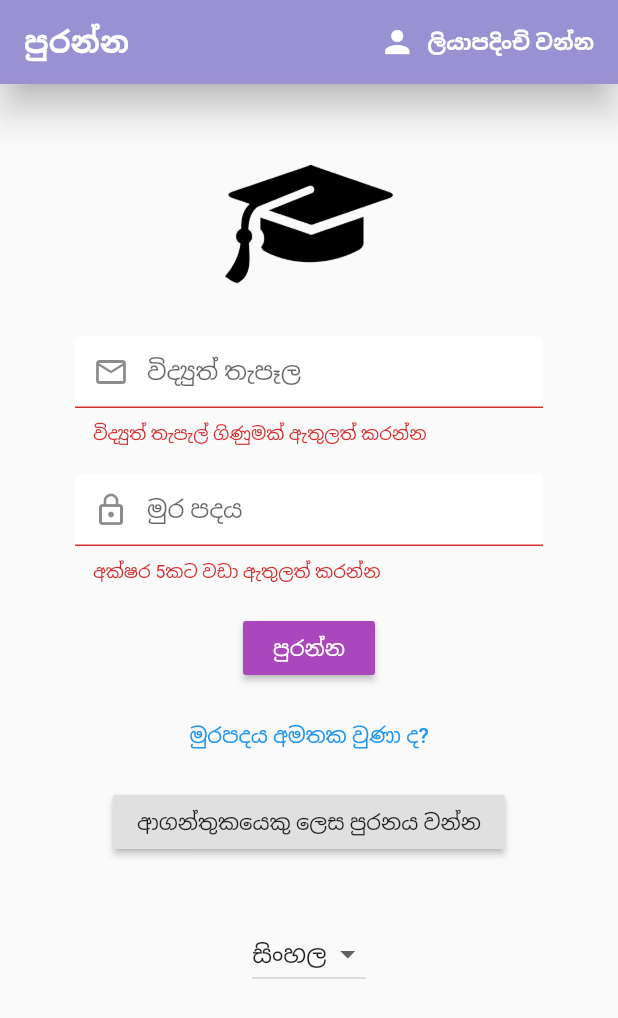
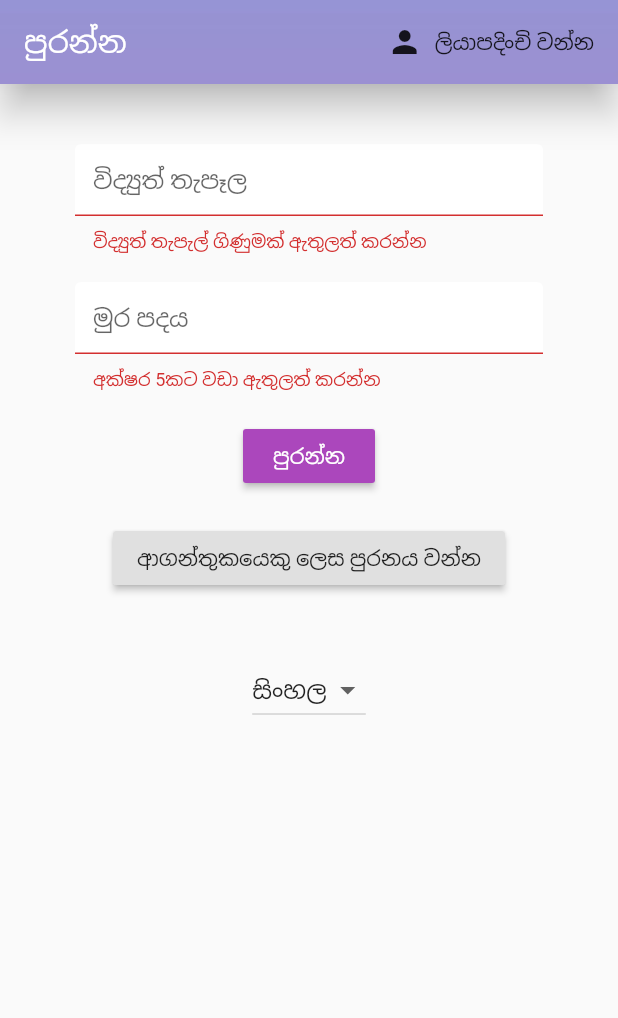
Before and after one commit to navodikamadushan/Game_AI_, a Flutter app: the screen it shows after launch, after a tap on "පුරන්න", on a phone screen of 412 x 824 dp. Shown: the top 1018 px of the screen. Run offline on Flutter 3.47's test engine with Material 2 defaults, Android fonts, the phone set to English and light mode, and no system bars; our stand-ins replace animated_splash_screen, cached_network_image, cloud_firestore, country_code_picker, device_info_plus, firebase_auth and 3 more; missing offline and left inert: platform_device_id, translator; accounts and stored records are empty.

Commit message:
Snapshot 'complete splash screen'

```diff
--- a/lib/main.dart
+++ b/lib/main.dart
@@ -1,5 +1,5 @@
 import 'package:flutter/material.dart';
-import 'package:gameaiupdate/shared/splash.dart';
+//import 'package:gameaiupdate/screens/signinpage.dart';
 import 'package:gameaiupdate/screens/wrapper.dart';
 import 'package:provider/provider.dart';
 import "package:gameaiupdate/services/auth.dart";
@@ -26,7 +26,7 @@ class MyApp extends StatelessWidget {
           dividerColor: Colors.black,
         ),
         home: AnimatedSplashScreen(
-          splash: Splash(),
+          splash: Icons.school_sharp,
           duration: 3000,
           splashTransition: SplashTransition.scaleTransition,
           backgroundColor: Colors.purple[100],
--- a/lib/screens/authenticate.dart
+++ b/lib/screens/authenticate.dart
@@ -1,7 +1,6 @@
 import 'package:flutter/material.dart';
 import 'package:gameaiupdate/screens/signinpage.dart';
 import 'package:gameaiupdate/screens/register.dart';
-import 'package:animations/animations.dart';
 
 class Authenticate extends StatefulWidget {
   _AuthenticateState createState() => _AuthenticateState();
@@ -14,15 +13,11 @@ class _AuthenticateState extends State<Authenticate> {
   }
 
   @override
-  Widget build(BuildContext context) => PageTransitionSwitcher(
-        duration: Duration(milliseconds: 1000),
-        reverse: showSignIn,
-        transitionBuilder: (child, animation, secondaryAnimation) => SharedAxisTransition(
-          child: child,
-          animation: animation,
-          secondaryAnimation: secondaryAnimation,
-          transitionType: SharedAxisTransitionType.horizontal,
-        ),
-        child: showSignIn ? SignInPage(toggleView: toggleView) : Register(toggleView: toggleView),
-      );
+  Widget build(BuildContext context) {
+    if (showSignIn) {
+      return SignInPage(toggleView: toggleView);
+    } else {
+      return Register(toggleView: toggleView);
+    }
+  }
 }
--- a/lib/screens/signinpage.dart
+++ b/lib/screens/signinpage.dart
@@ -6,7 +6,6 @@ import "package:gameaiupdate/services/translate.dart";
 import "package:gameaiupdate/services/deviceinfo.dart";
 import "package:gameaiupdate/services/database.dart";
 import 'package:device_info_plus/device_info_plus.dart';
-import "package:gameaiupdate/services/alert.dart";
 
 class SignInPage extends StatefulWidget {
   final Function toggleView;
@@ -22,7 +21,6 @@ class _SignInPageState extends State<SignInPage> {
   final _formKey = GlobalKey<FormState>();
   final TranslateService _trans = TranslateService();
   final DeviceInfoService _deviceInfo = DeviceInfoService();
-  final AlertService _alertService = AlertService();
 
   // text field State
   String email = '';
@@ -42,11 +40,7 @@ class _SignInPageState extends State<SignInPage> {
         ? Loading()
         : Scaffold(
             appBar: AppBar(
-              title: Text('පුරන්න',
-                  style: TextStyle(
-                    fontWeight: FontWeight.bold,
-                    color: Colors.white,
-                  )),
+              title: Text('පුරන්න'),
               flexibleSpace: Image.asset(
                 "assets/appbar_image.png",
                 fit: BoxFit.cover,
@@ -55,17 +49,8 @@ class _SignInPageState extends State<SignInPage> {
               elevation: 10,
               actions: <Widget>[
                 FlatButton.icon(
-                    icon: Icon(
-                      Icons.person,
-                      color: Colors.white,
-                    ),
-                    label: Text(
-                      reg,
-                      style: TextStyle(
-                        fontWeight: FontWeight.bold,
-                        color: Colors.white,
-                      ),
-                    ),
+                    icon: Icon(Icons.person),
+                    label: Text(reg),
                     onPressed: () {
                       widget.toggleView();
                     }),
@@ -77,32 +62,16 @@ class _SignInPageState extends State<SignInPage> {
                 key: _formKey,
                 child: Column(
                   children: <Widget>[
-                    SizedBox(height: 50.0),
-                    Container(
-                      child: Transform.scale(
-                        scale: 3.5,
-                        child: IconButton(
-                          onPressed: () {},
-                          icon: new Image.asset("assets/school_icon.png"),
-                        ),
-                      ),
-                    ),
-                    SizedBox(height: 50.0),
+                    SizedBox(height: 20.0),
                     TextFormField(
-                        decoration: textInputDecoration.copyWith(
-                          hintText: 'විද්‍යුත් තැපෑල',
-                          prefixIcon: Icon(Icons.email_outlined),
-                        ),
+                        decoration: textInputDecoration.copyWith(hintText: 'විද්‍යුත් තැපෑල'),
                         validator: (val) => val.isEmpty ? 'විද්‍යුත් තැපැල් ගිණුමක් ඇතුලත් කරන්න' : null,
                         onChanged: (val) {
                           setState(() => email = val);
                         }),
                     SizedBox(height: 20.0),
                     TextFormField(
-                        decoration: textInputDecoration.copyWith(
-                          hintText: 'මුර පදය',
-                          prefixIcon: Icon(Icons.lock_outline),
-                        ),
+                        decoration: textInputDecoration.copyWith(hintText: 'මුර පදය'),
                         obscureText: true,
                         validator: (val) => val.length < 5 ? 'අක්ෂර 5කට වඩා ඇතුලත් කරන්න' : null,
                         onChanged: (val) {
@@ -130,26 +99,9 @@ class _SignInPageState extends State<SignInPage> {
                             }
                           }
                         }),
-                    SizedBox(height: 10.0),
-                    TextButton(
-                      child: Text('මුරපදය අමතක වුණා ද?'),
-                      onPressed: () async {
-                        print('reset password!');
-                        _alertService.forgotPassWord(context).then((onValue) {
-                          print(onValue);
-                          if (onValue != null) {
-                            _auth.sendPasswordResettoEmail(onValue);
-                            _alertService.singleButtonAlert(context, 'පුරනය සඳහා ඇඟවීම', 'ඔබගේ මුරපදය යළි පිහිටුවීම සඳහා ${onValue} වෙත විද්‍යුත් තැපෑලක් යවන ලදී');
-                          }
-                        });
-                      },
-                    ),
-                    SizedBox(height: 10.0),
+                    SizedBox(height: 20.0),
                     RaisedButton(
-                        child: Text(
-                          'ආගන්තුකයෙකු ලෙස පුරනය වන්න',
-                          textAlign: TextAlign.center,
-                        ),
+                        child: Text('ආගන්තුකයෙකු ලෙස පුරනය වන්න'),
                         onPressed: () async {
                           setState(() => loading = true);
                           dynamic result = await _auth.signInAnon();
--- a/lib/services/auth.dart
+++ b/lib/services/auth.dart
@@ -78,12 +78,6 @@ class AuthService {
     }
   }
 
-  //send password reset to email
-
-  Future<void> sendPasswordResettoEmail(String email) async {
-    await _auth.sendPasswordResetEmail(email: email);
-  }
-
   // get current user
   Future getCurrentUser() async {
     try {
--- a/lib/shared/splash.dart
+++ /dev/null
@@ -1,33 +0,0 @@
-import 'package:flutter/material.dart';
-import 'package:flutter_spinkit/flutter_spinkit.dart';
-
-class Splash extends StatelessWidget {
-  @override
-  Widget build(BuildContext context) {
-    return Scaffold(
-      backgroundColor: Colors.transparent,
-      extendBody: true,
-      body: Container(
-        width: MediaQuery.of(context).size.width,
-        height: MediaQuery.of(context).size.height,
-        child: Column(
-          mainAxisAlignment: MainAxisAlignment.center,
-          children: <Widget>[
-            Container(
-              child: Transform.scale(
-                scale: 7.5,
-                child: IconButton(
-                  onPressed: () {},
-                  icon: new Image.asset("assets/school_icon.png"),
-                ),
-              ),
-            ),
-            //SizedBox(height: 30.0),
-            //Text('From'),
-            //Text('Navodika Karunasingha'),
-          ],
-        ), /**/
-      ),
-    );
-  }
-}
--- a/pubspec.yaml
+++ b/pubspec.yaml
@@ -35,7 +35,6 @@ dependencies:
   country_code_picker: ^2.0.2
   mask_text_input_formatter: ^2.0.0
   animated_splash_screen: ^1.1.0
-  animations: ^2.0.2
 
 dev_dependencies:
   flutter_test:
@@ -56,7 +55,6 @@ flutter:
   # To add assets to your application, add an assets section, like this:
   assets:
    - assets/appbar_image.png
-   - assets/school_icon.png
   #  - images/a_dot_ham.jpeg
 
   # An image asset can refer to one or more resolution-specific "variants", see
```
Also changed, not shown: lib/screens/home/setting.dart (+1 -12 lines), lib/screens/register.dart (+6 -35 lines), lib/services/alert.dart (+1 -63 lines), assets/school_icon.png (deleted), 1 other file.
